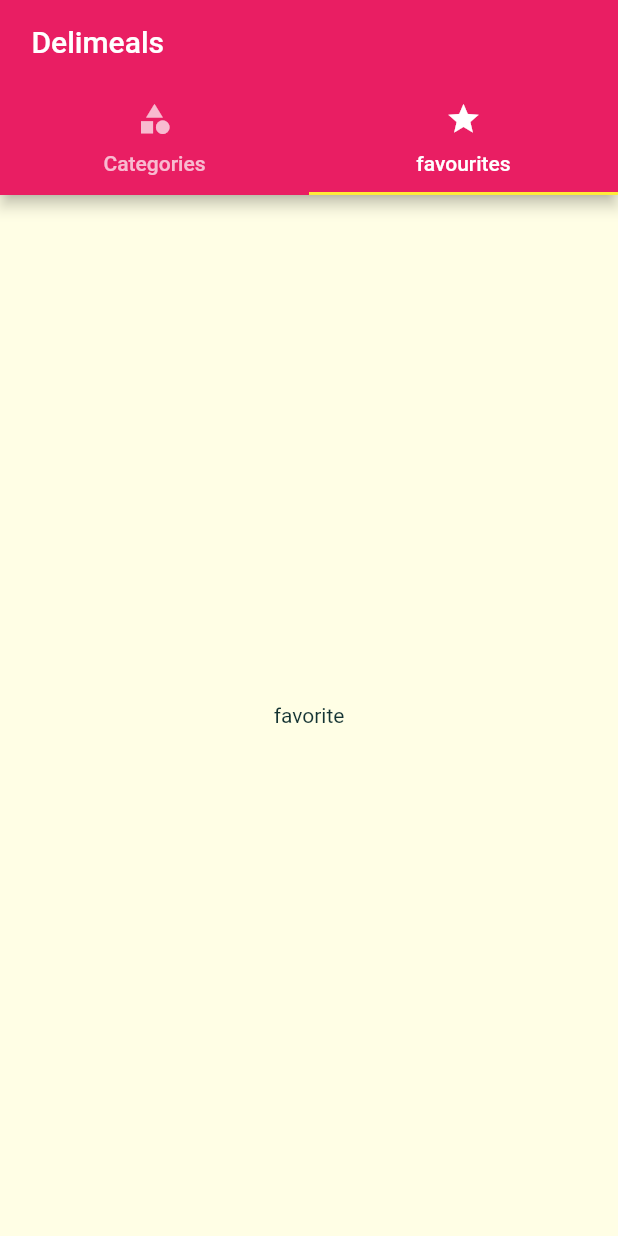
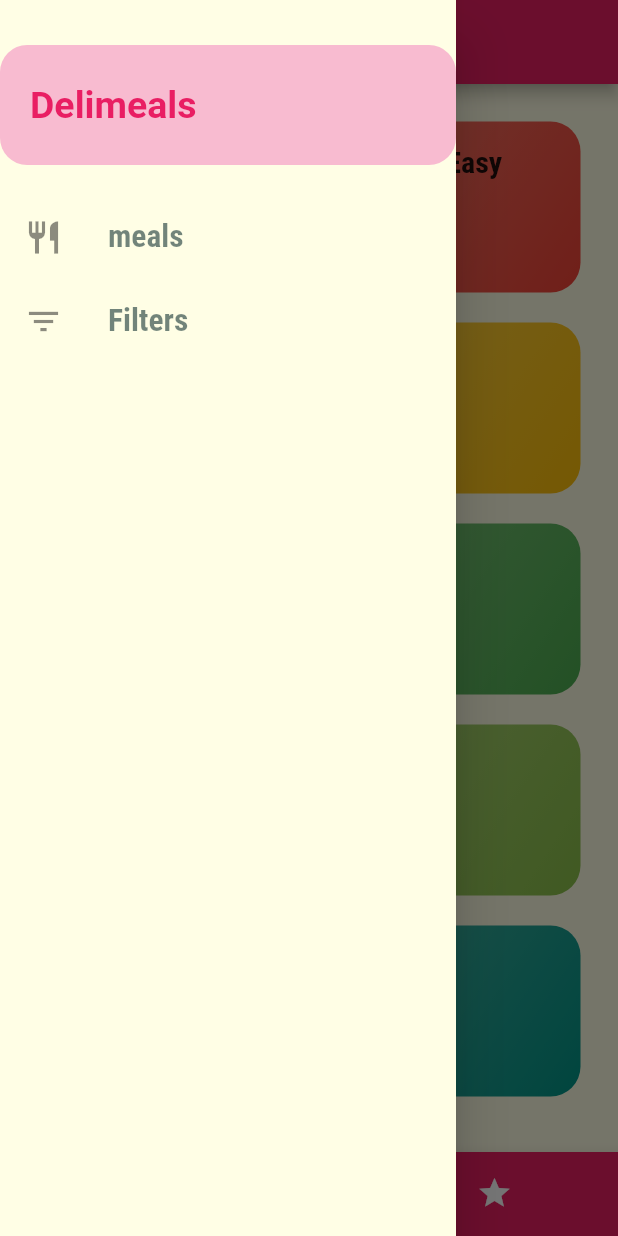
Before and after one commit to gurnish-singh/meals_app, a Flutter app: the screen it shows after launch, with the side drawer open (before the commit the screen has no drawer), on a phone screen of 412 x 824 dp. Run offline on Flutter 3.47's test engine with Material 2 defaults, Android fonts, the phone set to English and light mode, and no system bars; Roboto replaces fonts that are missing (Ralway).

Commit message:
added drawer

```diff
--- a/lib/dummy_data.dart
+++ b/lib/dummy_data.dart
@@ -179,7 +179,7 @@ const DUMMY_MEALS = const [
       'Heat the butter and oil in a large pan (allow the fat to get very hot) and fry the schnitzels until golden brown on both sides.',
       'Make sure to toss the pan regularly so that the schnitzels are surrounded by oil and the crumbing becomes ‘fluffy’.',
       'Remove, and drain on kitchen paper. Fry the parsley in the remaining oil and drain.',
-      'Place the schnitzels on awarmed plate and serve garnishedwith parsley and slices of lemon.'
+      'Place the schnitzels on awarmed plate and serve garnished with parsley and slices of lemon.'
     ],
     isGlutenFree: false,
     isVegan: false,
--- a/lib/screens/tabs_screan.dart
+++ b/lib/screens/tabs_screan.dart
@@ -2,16 +2,31 @@
 import 'package:flutter/material.dart';
 import './favorites.dart';
 import './categories_screan.dart';
+import '../widgets/main_drawer.dart';
 
 class TabsScrean extends StatefulWidget {
   @override
   _TabsScreanState createState() => _TabsScreanState();
 }
 
+final List<Map<String, Object>> _pages = [
+  //list of screans for selected tabs
+  {'page': CategoriesScrean(), 'title': 'Categoies'},
+  {'page': FavoritesScrean(), 'title': 'favorites'}
+];
+int _selectedPage = 0;
+
 class _TabsScreanState extends State<TabsScrean> {
+  void _selectpage(int index) {
+    //this will get the index by itself from ontap in the bottomm bavigation bar
+    setState(() {
+      _selectedPage = index;
+    });
+  }
+
   @override
   Widget build(BuildContext context) {
-    return DefaultTabController(
+    /*return DefaultTabController(
       length: 2, //one for favourites and one for all categoies
       initialIndex: 1,//initial tab to render index starts at zero
       child: Scaffold(
@@ -38,6 +53,34 @@ class _TabsScreanState extends State<TabsScrean> {
           ],
         ),
       ),
+    );*/
+    return Scaffold(
+      appBar: AppBar(
+        title: Text(_pages[_selectedPage]['title']),
+      ),
+      drawer: MainDrawer(),
+      body: _pages[_selectedPage]['page'],
+      bottomNavigationBar: BottomNavigationBar(
+          onTap: _selectpage,
+
+          ///eh void function(int) accept karda
+          items: [
+            BottomNavigationBarItem(
+              icon: Icon(Icons.category),
+              title: Text('categories'),
+              backgroundColor: Theme.of(context).primaryColor,
+            ),
+            BottomNavigationBarItem(
+              icon: Icon(Icons.star),
+              title: Text('favorites'),
+              backgroundColor: Theme.of(context).primaryColor,
+            ),
+          ],
+          currentIndex: _selectedPage, //initiallly zero
+          backgroundColor: Theme.of(context).primaryColor,
+          unselectedItemColor: Colors.white,
+          selectedItemColor: Colors.yellow,
+          type: BottomNavigationBarType.shifting),
     );
   }
 }
--- /dev/null
+++ b/lib/widgets/main_drawer.dart
@@ -0,0 +1,62 @@
+import 'package:flutter/material.dart';
+
+Widget buildListTile(
+  String title,
+  IconData icon,
+
+) {
+  //remember icondata object
+  return ListTile(
+    leading: Icon(
+      icon,
+      size: 26,
+    ),
+    title: Text(
+      title,
+      style: TextStyle(
+        fontFamily: 'RobotoCondensed',
+        fontSize: 21,
+        fontWeight: FontWeight.bold,
+      ),
+    ),
+    onTap: () {},
+  );
+}
+
+class MainDrawer extends StatelessWidget {
+  @override
+  Widget build(BuildContext context) {
+    return Drawer(
+      child: Column(
+        children: <Widget>[
+          SizedBox(
+            height: 30,
+          ),
+          Container(
+            height: 80,
+            width: double.infinity,
+            padding: EdgeInsets.all(20),
+            alignment: Alignment.centerLeft,
+            decoration: BoxDecoration(
+              borderRadius: BorderRadius.circular(18),
+              color: Theme.of(context).primaryColorLight,
+            ),
+            child: Text(
+              'Delimeals',
+              style: TextStyle(
+                fontWeight: FontWeight.bold,
+                fontSize: 25,
+                color: Theme.of(context).primaryColor,
+              ),
+            ),
+          ),
+          SizedBox(
+            height: 20,
+          ),
+          buildListTile('meals', Icons.restaurant),
+          buildListTile('Filters', Icons.filter_list)
+        ],
+      ),
+    );
+  }
+}
```
